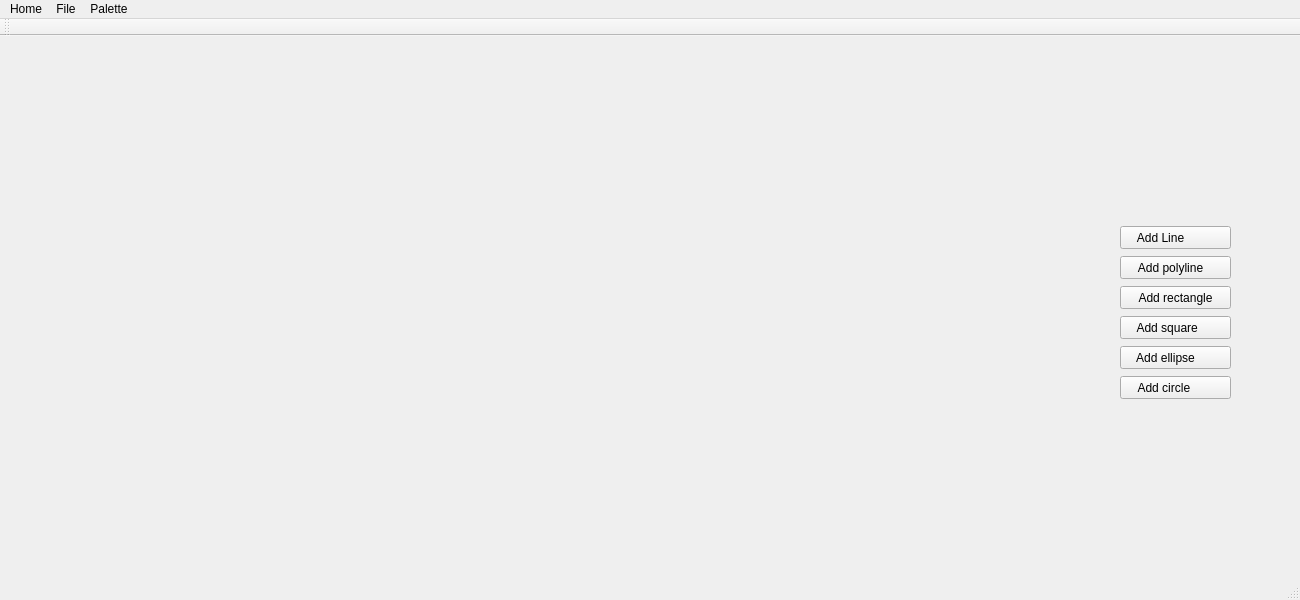
First picture: the form in 2DGraphicsModeler/mainwindow.ui, repository Alex-the-666/2DGraphicsModular, before the edit.
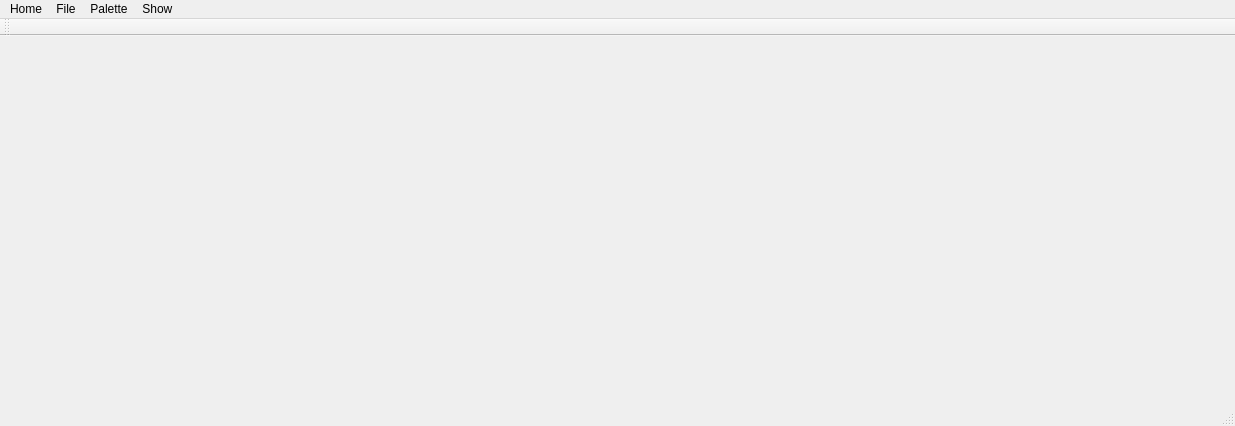
Second picture: the form after the edit.

Commit message: Shape Info UI

Diff of the .ui file:
```diff
--- a/2DGraphicsModeler/mainwindow.ui
+++ b/2DGraphicsModeler/mainwindow.ui
@@ -6,100 +6,21 @@
    <rect>
     <x>0</x>
     <y>0</y>
-    <width>1300</width>
-    <height>600</height>
+    <width>1235</width>
+    <height>426</height>
    </rect>
   </property>
   <property name="windowTitle">
    <string>MainWindow</string>
   </property>
-  <widget class="QWidget" name="centralWidget">
-   <widget class="QPushButton" name="TestAddShape">
-    <property name="geometry">
-     <rect>
-      <x>1120</x>
-      <y>280</y>
-      <width>111</width>
-      <height>23</height>
-     </rect>
-    </property>
-    <property name="text">
-     <string>Add square     </string>
-    </property>
-   </widget>
-   <widget class="QPushButton" name="TestAddShape_2">
-    <property name="geometry">
-     <rect>
-      <x>1120</x>
-      <y>250</y>
-      <width>111</width>
-      <height>23</height>
-     </rect>
-    </property>
-    <property name="text">
-     <string>Add rectangle</string>
-    </property>
-   </widget>
-   <widget class="QPushButton" name="TestAddShape_3">
-    <property name="geometry">
-     <rect>
-      <x>1120</x>
-      <y>220</y>
-      <width>111</width>
-      <height>23</height>
-     </rect>
-    </property>
-    <property name="text">
-     <string>Add polyline   </string>
-    </property>
-   </widget>
-   <widget class="QPushButton" name="TestAddShape_4">
-    <property name="geometry">
-     <rect>
-      <x>1120</x>
-      <y>190</y>
-      <width>111</width>
-      <height>23</height>
-     </rect>
-    </property>
-    <property name="text">
-     <string>Add Line         </string>
-    </property>
-   </widget>
-   <widget class="QPushButton" name="TestAddShape_5">
-    <property name="geometry">
-     <rect>
-      <x>1120</x>
-      <y>310</y>
-      <width>111</width>
-      <height>23</height>
-     </rect>
-    </property>
-    <property name="text">
-     <string>Add ellipse      </string>
-    </property>
-   </widget>
-   <widget class="QPushButton" name="TestAddShape_6">
-    <property name="geometry">
-     <rect>
-      <x>1120</x>
-      <y>340</y>
-      <width>111</width>
-      <height>23</height>
-     </rect>
-    </property>
-    <property name="text">
-     <string>Add circle       </string>
-    </property>
-   </widget>
-  </widget>
+  <widget class="QWidget" name="centralWidget"/>
   <widget class="QMenuBar" name="menuBar">
    <property name="geometry">
     <rect>
      <x>0</x>
      <y>0</y>
-     <width>1300</width>
-     <height>26</height>
+     <width>1235</width>
+     <height>22</height>
     </rect>
    </property>
    <widget class="QMenu" name="menuHome">
@@ -123,9 +44,17 @@
     </property>
     <addaction name="actionOpen_palette"/>
    </widget>
+   <widget class="QMenu" name="menuShow">
+    <property name="title">
+     <string>Show </string>
+    </property>
+    <addaction name="actionShow_Info"/>
+    <addaction name="separator"/>
+   </widget>
    <addaction name="menuHome"/>
    <addaction name="menuFile"/>
    <addaction name="menuPalette"/>
+   <addaction name="menuShow"/>
   </widget>
   <widget class="QToolBar" name="mainToolBar">
    <attribute name="toolBarArea">
```
Left out of the diff: 5 changed lines with no effect on the pictures. The commit also changes 9 other files.
